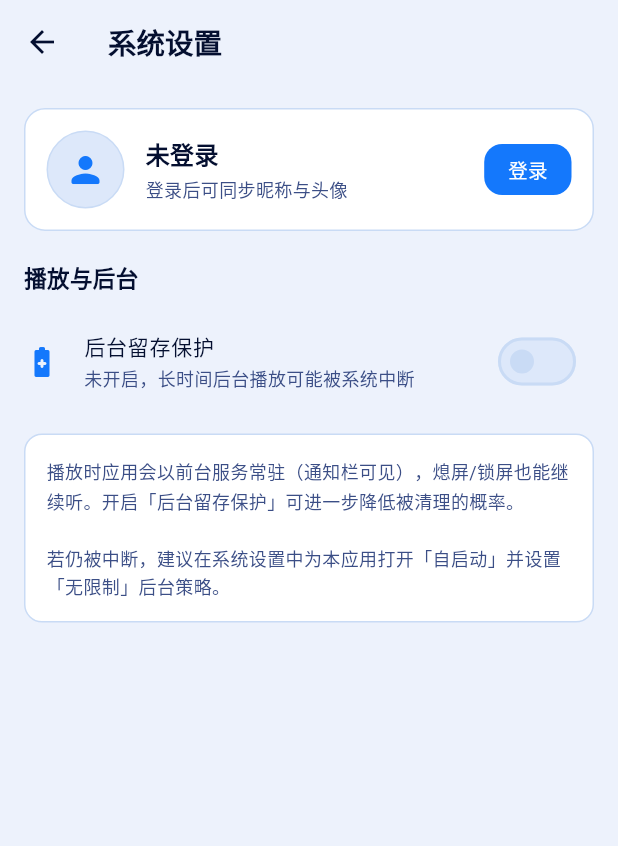
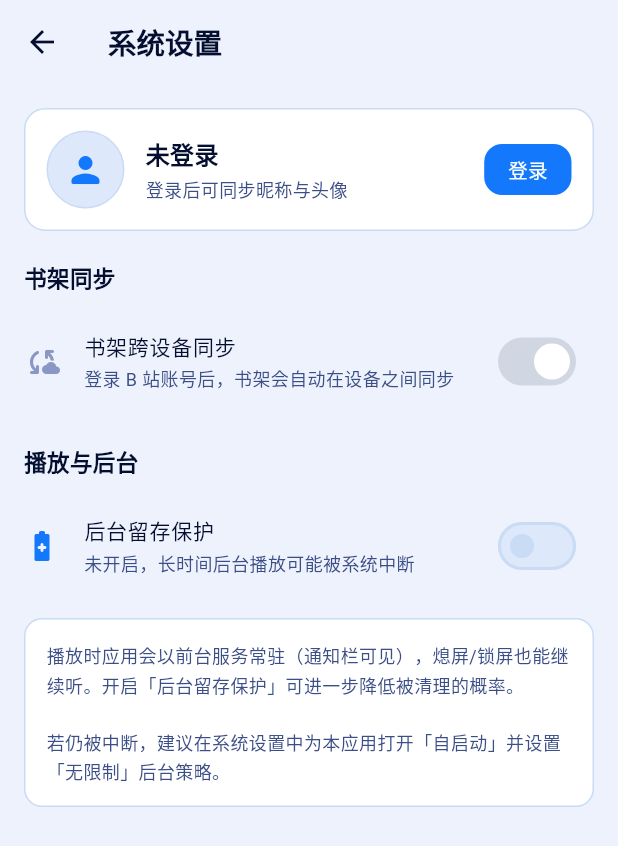
Before and after one commit to Lawfy8/abts, a Flutter app: the screen it shows after launch, item 3 of the bottom bar chosen, after a tap on "未登录", on a phone screen of 412 x 824 dp. Shown: the top 846 px of the screen. Run offline on Flutter 3.47's test engine with Material 3 defaults, Android fonts, the phone set to English and light mode, and no system bars; our stand-ins replace audio_service, cached_network_image, dio, permission_handler, qr_flutter, share_plus and 1 more; missing offline and left inert: media_kit, umeng_common_sdk; network calls fail; statements that could not run were skipped.

Commit message:
feat(sync): 书架同步改为待办队列 + 远端为准，支持跨设备删除
上一版的缺陷
------------
只在本地记墓碑，导致两台设备交替使用时：

  A 删除某本 -> 远端没有了
  B 本地还留着 -> 同步看到「本地有、远端没有」，又推回远端

书在两台设备间反复复活，删除永远不生效。

新模型：待办队列 + 远端为准
--------------------------
把「本地变动」显式记成两个持久化队列（pendingAdd / pendingRemove），
并让远端成为成员关系的唯一权威：

  1. 先偿还队列（推送新增 / 推送删除），失败就留到下次
  2. 拉远端列表
  3. 远端有、本地没有 -> 补进本地（跳过待删除的）
  4. 本地有、远端没有 -> 从本地移除（跳过待新增/待删除的）

第 4 步是跨设备删除生效的关键：不在队列里 = 本机对这本书没有未提交的
主张，此时以远端为准。队列持久化，所以离线新增的书不会被下次同步误删。

顺带修掉一个会丢数据的严重问题
------------------------------
老用户从旧版本升级时，本地已有几十本书，但没有任何待上传记录。
若直接套用第 4 步，**升级当天书架会被整个清空**（已用真实 Dart 测试
复现：3 本全丢）。

加「首次上云保护」：若从未同步成功过且远端为空，则把本地全部上传后
直接返回，不再走删除分支。

UI
---
设置页新增「书架同步」区块：
  * 开关（未登录时禁用并提示先登录）
  * 上次同步时间 + 待上传项数
  * 「立即同步」按钮，完成后 SnackBar 报告拉入/上传/移除各几本

ShelfSync 改为 ChangeNotifier，UI 通过 AnimatedBuilder 跟随状态。
sync() 返回结构化的 ShelfSyncResult。

验证
----
本机已装 Flutter 3.38.9 / Dart 3.10.8（与 CI 同版本）：
  * flutter analyze 全仓库 -> No issues found!
  * 用真实 Dart 运行 7 个场景 23 项断言，覆盖：
      两台设备删除传播、离线新增不误删、待删除不复活、
      首次上云、二次同步、远端新增拉取、老用户升级保护

```diff
--- a/lib/pages/settings_page.dart
+++ b/lib/pages/settings_page.dart
@@ -7,6 +7,7 @@ import 'package:provider/provider.dart';
 import '../core/theme/app_theme.dart';
 import '../services/auth_store.dart';
 import '../services/device_service.dart';
+import '../services/shelf_sync.dart';
 import '../utils/image_url.dart';
 import 'login_page.dart';
 
@@ -100,6 +101,9 @@ class _SettingsPageState extends State<SettingsPage> {
         padding: const EdgeInsets.only(top: 8, bottom: 32),
         children: [
           _buildAccountCard(auth),
+          const SizedBox(height: 12),
+          _sectionTitle('书架同步'),
+          _buildSyncTile(auth),
           // 「播放与后台」整块只在 Android 出现。
           // 「忽略电池优化」是 Android 独有概念；iOS 没有对应权限，
           // DeviceService 在非 Android 上直接返回 true，于是开关永远显示
@@ -162,6 +166,123 @@ class _SettingsPageState extends State<SettingsPage> {
           color: AppTheme.textMain,
         ),
       ),
+    );
+  }
+
+  /// 书架同步卡片：开关 + 上次同步时间 + 立即同步按钮
+  ///
+  /// 书架内容存在 B 站账号的收藏夹里（专用收藏夹「阿B听书书架」），
+  /// 所以只要两端登录同一个 B 站账号，书架就自动一致。
+  Widget _buildSyncTile(LoginStore auth) {
+    final sync = ShelfSync.instance;
+    // 听存储层的通知（队列长度、运行状态会变）
+    return AnimatedBuilder(
+      animation: sync,
+      builder: (context, _) {
+        final logged = auth.isLogin;
+        final running = sync.isRunning;
+        final last = sync.lastSyncAt;
+        final pending = sync.pendingAddCount + sync.pendingRemoveCount;
+
+        String subtitle;
+        if (!logged) {
+          subtitle = '登录 B 站账号后，书架会自动在设备之间同步';
+        } else if (running) {
+          subtitle = '正在同步…';
+        } else if (last == 0) {
+          subtitle = '尚未同步，点击右侧按钮立即同步';
+        } else {
+          final t = DateTime.fromMillisecondsSinceEpoch(last);
+          final stamp = '${t.year}-${_two(t.month)}-${_two(t.day)} '
+              '${_two(t.hour)}:${_two(t.minute)}';
+          subtitle = '上次同步 $stamp';
+          if (pending > 0) subtitle += '（$pending 项待上传）';
+        }
+
+        return Column(
+          children: [
+            SwitchListTile(
+              value: sync.enabled,
+              onChanged: logged && !running
+                  ? (v) async {
+                      await sync.setEnabled(v);
+                      if (v) {
+                        final r = await sync.sync();
+                        if (!mounted) return;
+                        _toastSync(r);
+                      }
+                    }
+                  : null,
+              activeThumbColor: AppTheme.accent,
+              secondary: Icon(Icons.cloud_sync_rounded,
+                  color: logged ? AppTheme.accent : AppTheme.textHint),
+              title: Text(
+                '书架跨设备同步',
+                style: TextStyle(fontSize: 14, color: AppTheme.textMain),
+              ),
+              subtitle: Text(
+                subtitle,
+                style: TextStyle(fontSize: 12, color: AppTheme.textSub),
+              ),
+            ),
+            if (logged)
+              Padding(
+                padding: const EdgeInsets.fromLTRB(16, 0, 16, 4),
+                child: Row(
+                  children: [
+                    Expanded(
+                      child: Text(
+                        '书架存在你的 B 站收藏夹「阿B听书书架」里，'
+                        '换设备登录同一账号即可看到。',
+                        style: TextStyle(
+                          fontSize: 11,
+                          color: AppTheme.textHint,
+                          height: 1.5,
+                        ),
+                      ),
+                    ),
+                    const SizedBox(width: 8),
+                    TextButton.icon(
+                      onPressed: running ? null : () async {
+                        final r = await sync.sync();
+                        if (!mounted) return;
+                        _toastSync(r);
+                      },
+                      icon: running
+                          ? const SizedBox(
+                              width: 14,
+                              height: 14,
+                              child: CircularProgressIndicator(strokeWidth: 2),
+                            )
+                          : const Icon(Icons.sync_rounded, size: 16),
+                      label: Text(running ? '同步中' : '立即同步'),
+                    ),
+                  ],
+                ),
+              ),
+          ],
+        );
+      },
+    );
+  }
+
+  static String _two(int v) => v < 10 ? '0$v' : '$v';
+
+  void _toastSync(ShelfSyncResult r) {
+    String msg;
+    if (!r.ok) {
+      msg = r.error ?? '同步失败';
+    } else if (r.pulled == 0 && r.pushed == 0 && r.deleted == 0) {
+      msg = '已是最新';
+    } else {
+      final parts = <String>[];
+      if (r.pulled > 0) parts.add('拉入 ${r.pulled} 本');
+      if (r.pushed > 0) parts.add('上传 ${r.pushed} 本');
+      if (r.deleted > 0) parts.add('移除 ${r.deleted} 本');
+      msg = '同步完成：${parts.join('，')}';
+    }
+    ScaffoldMessenger.of(context).showSnackBar(
+      SnackBar(content: Text(msg)),
     );
   }
 
--- a/lib/services/shelf_sync.dart
+++ b/lib/services/shelf_sync.dart
@@ -8,53 +8,115 @@ import '../core/storage/shelf_store.dart';
 import '../models/book.dart';
 import 'bili_api.dart';
 
+/// 一次同步的结果，用于 UI 展示。
+class ShelfSyncResult {
+  final bool ok;
+
+  /// 从远端补进本地的本数
+  final int pulled;
+
+  /// 推送到远端的本数
+  final int pushed;
+
+  /// 因远端已删除而在本地移除的本数
+  final int deleted;
+
+  /// 失败原因（ok 为 true 时通常为 null）
+  final String? error;
+
+  const ShelfSyncResult({
+    required this.ok,
+    this.pulled = 0,
+    this.pushed = 0,
+    this.deleted = 0,
+    this.error,
+  });
+
+  static const ShelfSyncResult idle = ShelfSyncResult(ok: true);
+}
+
 /// 书架与 B 站收藏夹的双向同步。
 ///
 /// 为什么这样做
 /// ------------
 /// 书架原本只存在本机 SharedPreferences 里，换设备/重装就没了。
-/// 这里把书架内容写进**用户自己的 B 站收藏夹**（一个叫「阿B听书书架」
-/// 的专用收藏夹），于是：
+/// 这里把书架内容写进**用户自己的 B 站收藏夹**（专用收藏夹
+/// 「阿B听书书架」），于是：
 ///   * 同一账号在安卓和 iOS 上都读到同一份书架
 ///   * 重装 App 不丢
 ///   * 不需要自建服务器
 ///
-/// 同步策略
-/// --------
-/// 收藏夹只存 bvid，不存播放进度（B 站没有这个字段）。所以这里的定位是
-/// **"哪些书在书架上"** 的同步，进度仍是设备本地的。
+/// 同步模型：待办队列 + 远端为准
+/// ----------------------------
+/// 看上去简单的做法是「两边取并集」，但它有一个致命问题：
 ///
-/// 方向以「远端为准、本地补齐」：
-///   1. 拉远端 bvid 列表
-///   2. 远端有、本地没有 -> 拉详情补进本地书架
-///   3. 本地有、远端没有 -> 推到远端（覆盖首次上云的情况）
+///   A 设备删除某本书 -> 远端没有了
+///   B 设备本地还留着 -> 同步时看到「本地有、远端没有」，又推回远端
 ///
-/// 全部失败都静默处理：同步是增强功能，不能因为网络问题让书架打不开。
-class ShelfSync {
+/// 结果是删掉的书在两台设备间反复复活。
+///
+/// 因此这里把「本地变动」显式记成两个待办队列，并让远端成为成员关系的
+/// 唯一权威：
+///
+///   * [pendingAdd]    本地新增、尚未确认写入远端
+///   * [pendingRemove] 本地删除、尚未确认从远端移除
+///
+/// 同步顺序固定为：
+///   1. 先偿还队列（推送新增 / 推送删除），失败就留在队列里下次再试
+///   2. 拉取远端列表
+///   3. 远端有、本地没有 -> 补进本地（除非该条还压在 pendingRemove 里）
+///   4. 本地有、远端没有 -> **从本地移除**（除非该条还压在 pendingAdd 里）
+///
+/// 第 4 步是跨设备删除得以生效的关键：只要不在待办队列里，就说明这台
+/// 设备对「这本书在不在书架上」没有未提交的主张，此时以远端为准。
+///
+/// 队列持久化在 SharedPreferences，所以离线新增的书不会被下一次同步误删。
+class ShelfSync extends ChangeNotifier {
   ShelfSync._();
   static final ShelfSync instance = ShelfSync._();
 
+  // ---------------------------------------------------------------- 持久化
   static const _prefLastSync = 'abts_shelf_last_sync';
+  static const _prefEnabled = 'abts_shelf_sync_enabled';
+  static const _prefPendingAdd = 'abts_shelf_pending_add';
+  static const _prefPendingRemove = 'abts_shelf_pending_remove';
 
-  /// 最近一次同步完成的时间（毫秒）。0 表示从未成功同步过。
+  /// 最近一次成功同步的时间（毫秒）。0 表示从未同步过。
   int _lastSyncAt = 0;
   int get lastSyncAt => _lastSyncAt;
 
   bool _running = false;
   bool get isRunning => _running;
 
-  /// 上次同步失败的原因（仅用于诊断展示，不影响使用）
+  /// 上次同步的失败原因（仅用于诊断展示，不影响使用）
   String? lastError;
 
-  /// 同步是否启用。默认开启；用户可关掉（例如不想让收藏夹被写）。
-  static const _prefEnabled = 'abts_shelf_sync_enabled';
+  /// 最近一次同步的摘要
+  ShelfSyncResult lastResult = ShelfSyncResult.idle;
+
   bool _enabled = true;
   bool get enabled => _enabled;
 
+  /// 待推送的新增 / 删除（bvid）
+  final Set<String> _pendingAdd = <String>{};
+  final Set<String> _pendingRemove = <String>{};
+
+  int get pendingAddCount => _pendingAdd.length;
+  int get pendingRemoveCount => _pendingRemove.length;
+
+  bool get hasPending => _pendingAdd.isNotEmpty || _pendingRemove.isNotEmpty;
+
+  // ---------------------------------------------------------------- 生命周期
   Future<void> loadPrefs() async {
     final prefs = await SharedPreferences.getInstance();
     _lastSyncAt = prefs.getInt(_prefLastSync) ?? 0;
     _enabled = prefs.getBool(_prefEnabled) ?? true;
+    _pendingAdd
+      ..clear()
+      ..addAll(_decodeSet(prefs.getString(_prefPendingAdd)));
+    _pendingRemove
+      ..clear()
+      ..addAll(_decodeSet(prefs.getString(_prefPendingRemove)));
 
     // 把「书架变动 -> 推送远端」挂到存储层的回调上。
     // 存储层不 import 本文件，因此这里注入，避免循环依赖。
@@ -62,145 +124,217 @@ class ShelfSync {
     ShelfStore.instance.onRemoteRemove = pushRemove;
   }
 
+  static Set<String> _decodeSet(String? raw) {
+    if (raw == null || raw.isEmpty) return <String>{};
+    try {
+      final list = jsonDecode(raw);
+      if (list is List) {
+        return list.whereType<String>().toSet();
+      }
+    } catch (_) {}
+    return <String>{};
+  }
+
+  Future<void> _persistQueues() async {
+    final prefs = await SharedPreferences.getInstance();
+    await prefs.setString(_prefPendingAdd, jsonEncode(_pendingAdd.toList()));
+    await prefs.setString(
+      _prefPendingRemove,
+      jsonEncode(_pendingRemove.toList()),
+    );
+  }
+
   Future<void> setEnabled(bool value) async {
     _enabled = value;
     final prefs = await SharedPreferences.getInstance();
     await prefs.setBool(_prefEnabled, value);
+    notifyListeners();
     if (value) {
       unawaited(sync());
     }
   }
 
-  /// 本地删除过的 bvid（墓碑）。
+  // ---------------------------------------------------------------- 变动入队
+  /// 单本加入书架时记入待推送队列，并尝试立即推送（不阻塞 UI）。
   ///
-  /// 为什么需要它：收藏夹是双向的，如果只在本地删、不记墓碑，
-  /// 下一轮「远端有、本地没有」会把它当成「别的设备新加的」再加回来，
-  /// 用户会看到删掉的书反复出现。
-  ///
-  /// 用 bvid -> 删除时间戳 记录，超过 [tombstoneTtlMs] 后自动清理。
-  static const _prefTombs = 'abts_shelf_tombs';
-  static const int tombstoneTtlMs = 30 * 24 * 3600 * 1000; // 30 天
-  final Map<String, int> _tombs = {};
-
-  Future<void> _loadTombs() async {
-    final prefs = await SharedPreferences.getInstance();
-    final raw = prefs.getString(_prefTombs);
-    if (raw == null || raw.isEmpty) return;
-    try {
-      final m = jsonDecode(raw) as Map;
-      final now = DateTime.now().millisecondsSinceEpoch;
-      _tombs.clear();
-      m.forEach((k, v) {
-        final ts = (v as num?)?.toInt() ?? 0;
-        if (now - ts < tombstoneTtlMs) _tombs['$k'] = ts;
-      });
-    } catch (_) {}
+  /// 推送失败也不要紧：下次整轮同步会重试队列。
+  void pushAdd(Book book) {
+    if (!_enabled) return;
+    final bvid = book.bvid;
+    if (bvid.isEmpty) return;
+    // 重新加入时撤掉之前的删除意图
+    _pendingRemove.remove(bvid);
+    _pendingAdd.add(bvid);
+    unawaited(() async {
+      await _persistQueues();
+      await _flushAdd(bvid);
+    }());
   }
 
-  Future<void> _saveTombs() async {
-    final prefs = await SharedPreferences.getInstance();
-    await prefs.setString(_prefTombs, jsonEncode(_tombs));
+  /// 单本从书架移除时记入待删除队列，并尝试立即推送。
+  void pushRemove(String bvid) {
+    if (!_enabled) return;
+    if (bvid.isEmpty) return;
+    _pendingAdd.remove(bvid);
+    _pendingRemove.add(bvid);
+    unawaited(() async {
+      await _persistQueues();
+      await _flushRemove(bvid);
+    }());
   }
 
-  Future<void> _markDeleted(String bvid) async {
-    _tombs[bvid] = DateTime.now().millisecondsSinceEpoch;
-    await _saveTombs();
+  Future<bool> _flushAdd(String bvid) async {
+    try {
+      final ok = await BiliApi.instance.setFav(bvid, true);
+      if (ok) {
+        _pendingAdd.remove(bvid);
+        await _persistQueues();
+      }
+      return ok;
+    } catch (_) {
+      return false;
+    }
   }
 
-  /// 执行一次同步。并发调用会被合并（运行中直接返回）。
-  ///
-  /// 返回 true 表示这次跑完且没有致命错误。
-  Future<bool> sync() async {
-    if (!_enabled || _running) return false;
+  Future<bool> _flushRemove(String bvid) async {
+    try {
+      final ok = await BiliApi.instance.setFav(bvid, false);
+      if (ok) {
+        _pendingRemove.remove(bvid);
+        await _persistQueues();
+      }
+      return ok;
+    } catch (_) {
+      return false;
+    }
+  }
+
+  // ---------------------------------------------------------------- 整轮同步
+  /// 执行一次同步。并发调用会被合并（运行中直接返回上次结果）。
+  Future<ShelfSyncResult> sync() async {
+    if (!_enabled) {
+      return const ShelfSyncResult(ok: false, error: '同步已关闭');
+    }
+    if (_running) return lastResult;
 
     final client = BiliApi.instance;
     _running = true;
     lastError = null;
+    notifyListeners();
     try {
       // 未登录时没有收藏夹可读写，直接跳过（不报错）
       final me = await client.currentUser();
       if (!me.isLogin) {
-        lastError = '未登录，跳过同步';
-        return false;
+        lastError = '未登录';
+        return lastResult = const ShelfSyncResult(
+          ok: false,
+          error: '未登录，无法同步书架',
+        );
       }
 
-      await _loadTombs();
+      var pushed = 0;
+      var deleted = 0;
+      var pulled = 0;
 
+      // ---- 1. 先偿还待办队列 ----
+      // 顺序上先删后加：同一 bvid 不会同时存在于两个队列，
+      // 但先处理删除能更早让远端反映用户的删除意图。
+      for (final bvid in _pendingRemove.toList()) {
+        if (await _flushRemove(bvid)) deleted++;
+      }
+      for (final bvid in _pendingAdd.toList()) {
+        // 队列里的书可能已被用户又删掉，跳过已不在书架的
+        if (!ShelfStore.instance.isOnShelf(bvid)) {
+          _pendingAdd.remove(bvid);
+          continue;
+        }
+        if (await _flushAdd(bvid)) pushed++;
+      }
+      await _persistQueues();
+
+      // ---- 2. 拉远端 ----
       final remote = await client.shelfBvids();
       final remoteSet = remote.toSet();
 
       final local = ShelfStore.instance.books;
       final localSet = local.map((b) => b.book.bvid).toSet();
 
-      // 1) 远端有、本地没有、且不是本地删过的 -> 补进本地
-      //    pushToRemote: false 很关键：这些书本来就在远端，
-      //    再推一次会形成无意义的来回写入。
-      var added = 0;
+      // ---- 2.5 首次上云保护 ----
+      //
+      // 老用户从旧版本升级时，本地已经有几十本书，但**没有任何待上传记录**
+      // （旧版本没有这个概念）。如果直接走第 4 步「本地有、远端没有就删」，
+      // 升级当天书架会被整个清空 —— 这是真实踩过的坑，已有测试覆盖。
+      //
+      // 判据：远端一次都没同步成功过（_lastSyncAt == 0），且远端为空。
+      // 此时把本地全部上传，并跳过第 4 步。
+      final firstUpload = _lastSyncAt == 0 && remoteSet.isEmpty;
+      if (firstUpload && local.isNotEmpty) {
+        debugPrint('[ShelfSync] 首次上云：把本地 ${local.length} 本推到远端');
+        for (final item in local) {
+          final bvid = item.book.bvid;
+          if (await _flushAdd(bvid)) pushed++;
+        }
+        _lastSyncAt = DateTime.now().millisecondsSinceEpoch;
+        final prefs0 = await SharedPreferences.getInstance();
+        await prefs0.setInt(_prefLastSync, _lastSyncAt);
+
+        final r0 = ShelfSyncResult(ok: true, pushed: pushed);
+        lastResult = r0;
+        debugPrint('[ShelfSync] 首次上云完成，推出 $pushed 本');
+        return r0;
+      }
+
+      // ---- 3. 远端有、本地没有 -> 补进本地 ----
       for (final bvid in remote) {
         if (localSet.contains(bvid)) continue;
-        if (_tombs.containsKey(bvid)) continue; // 用户删过，不复活
+        // 本地正要删除它，不能复活
+        if (_pendingRemove.contains(bvid)) continue;
         try {
           final book = await client.detail(bvid);
+          // pushToRemote: false —— 它本来就在远端，再推一次没有意义
           await ShelfStore.instance.add(book, pushToRemote: false);
-          added++;
+          pulled++;
         } catch (_) {
           // 单本失败（视频被删/风控）不应中断整轮同步
         }
       }
 
-      // 2) 本地有、远端没有 -> 推到远端
-      var pushed = 0;
+      // ---- 4. 本地有、远端没有 -> 从本地移除 ----
+      //
+      // 这是跨设备删除生效的地方：本地若对该书没有未提交的新增意图，
+      // 就承认远端的结果（别的设备已删除）。
       for (final item in local) {
         final bvid = item.book.bvid;
         if (remoteSet.contains(bvid)) continue;
-        if (_tombs.containsKey(bvid)) continue;
-        final ok = await client.setFav(bvid, true);
-        if (ok) pushed++;
+        // 本地新增还没推上去，不能因为远端暂时没有就删掉
+        if (_pendingAdd.contains(bvid)) continue;
+        if (_pendingRemove.contains(bvid)) continue;
+        await ShelfStore.instance.remove(bvid, pushToRemote: false);
+        deleted++;
       }
-
-      // 3) 墓碑对应的项如果远端已不存在，说明删除已经生效，可以清掉墓碑
-      final stale = _tombs.keys.where((b) => !remoteSet.contains(b)).toList();
-      for (final b in stale) {
-        _tombs.remove(b);
-      }
-      if (stale.isNotEmpty) await _saveTombs();
 
       _lastSyncAt = DateTime.now().millisecondsSinceEpoch;
       final prefs = await SharedPreferences.getInstance();
       await prefs.setInt(_prefLastSync, _lastSyncAt);
 
-      debugPrint('[ShelfSync] 远端 ${remote.length} 本, 补入 $added, 推出 $pushed');
-      return true;
+      final result = ShelfSyncResult(
+        ok: true,
+        pulled: pulled,
+        pushed: pushed,
+        deleted: deleted,
+      );
+      lastResult = result;
+      debugPrint(
+        '[ShelfSync] 远端 ${remote.length} 本 | 拉入 $pulled 推出 $pushed 移除 $deleted',
+      );
+      return result;
     } catch (e) {
       lastError = '$e';
       debugPrint('[ShelfSync] 同步失败: $e');
-      return false;
+      return lastResult = ShelfSyncResult(ok: false, error: lastError);
     } finally {
       _running = false;
+      notifyListeners();
     }
   }
-
-  /// 单本加入书架时顺带推到远端（不阻塞 UI）。
-  ///
-  /// 失败无所谓：下次整轮同步会补上。
-  void pushAdd(Book book) {
-    if (!_enabled) return;
-    unawaited(() async {
-      try {
-        await BiliApi.instance.setFav(book.bvid, true);
-      } catch (_) {}
-    }());
-  }
-
-  /// 单本从书架移除时顺带从远端收藏夹删掉。
-  void pushRemove(String bvid) {
-    if (!_enabled) return;
-    unawaited(() async {
-      try {
-        // 先记墓碑，确保即使推送失败，本地也不会在下一轮把它拉回来
-        await _markDeleted(bvid);
-        await BiliApi.instance.setFav(bvid, false);
-      } catch (_) {}
-    }());
-  }
 }
```
